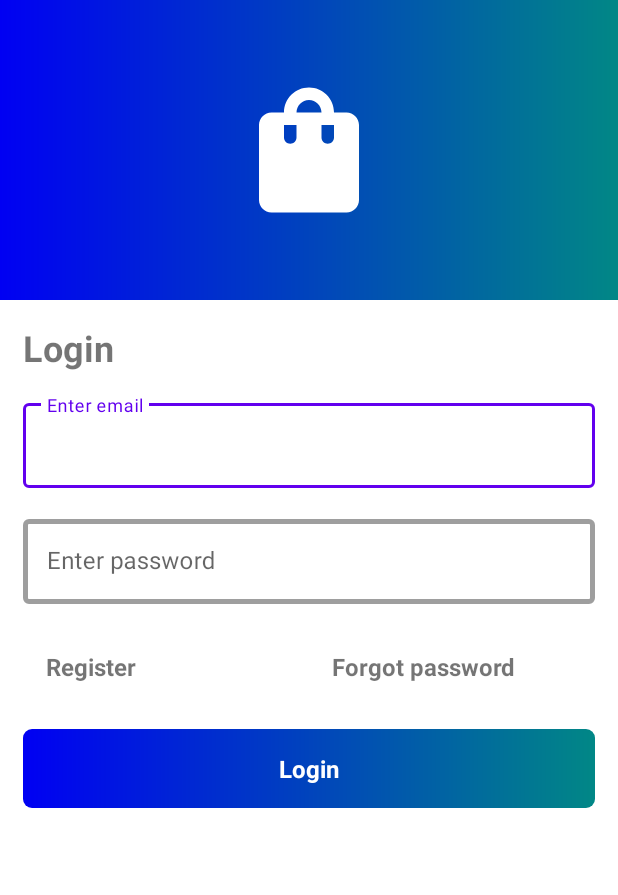
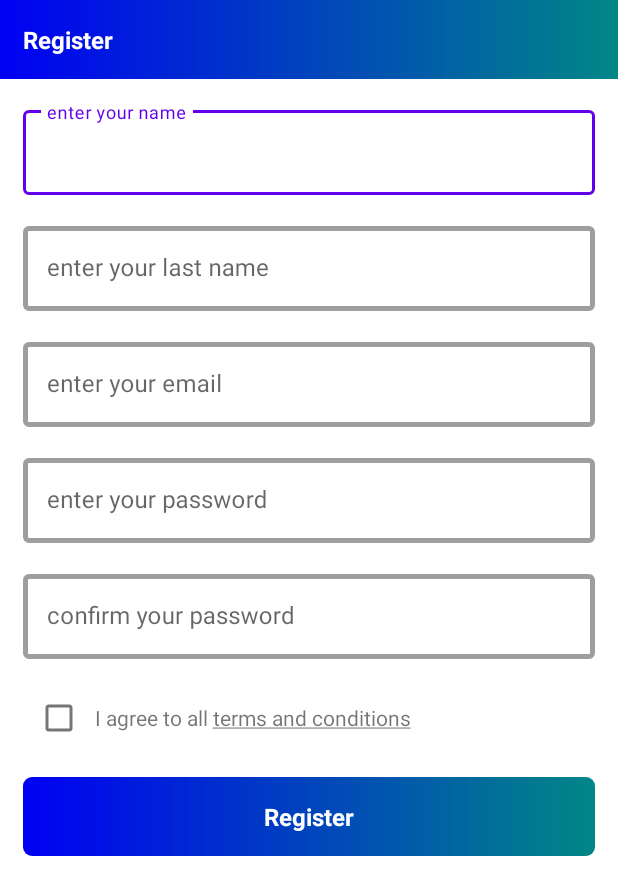
Before and after one commit to aikansh2001yadav/ShopPal, an Android app: the screen it shows after launch (LoginActivity before the commit, RegisterActivity after it), after a tap on "Register", on a phone screen of 412 x 824 dp. Shown: the top 895 px of the screen. Run offline under Robolectric (Android 15) with nearby library versions, the phone set to English and light mode, and no system bars.

Commit message:
Adding RegisterActivity

```diff
--- a/app/src/main/AndroidManifest.xml
+++ b/app/src/main/AndroidManifest.xml
@@ -9,6 +9,10 @@
         android:roundIcon="@mipmap/app_launcher_icon_round"
         android:supportsRtl="true"
         android:theme="@style/Theme.ShopPal">
+        <activity
+            android:name=".activities.RegisterActivity"
+            android:exported="true"
+            android:theme="@style/Theme.MaterialComponents.Light.NoActionBar" />
         <activity
             android:name=".activities.LoginActivity"
             android:exported="true"
--- a/app/src/main/java/com/example/shoppal/activities/LoginActivity.kt
+++ b/app/src/main/java/com/example/shoppal/activities/LoginActivity.kt
@@ -1,11 +1,11 @@
 package com.example.shoppal.activities
 
-import androidx.appcompat.app.AppCompatActivity
+import android.content.Intent
 import android.os.Bundle
 import android.view.View
-import android.widget.Button
 import android.widget.TextView
 import android.widget.Toast
+import androidx.appcompat.app.AppCompatActivity
 import com.example.shoppal.R
 
 class LoginActivity : AppCompatActivity(), View.OnClickListener{
@@ -24,7 +24,7 @@ class LoginActivity : AppCompatActivity(), View.OnClickListener{
                     Toast.makeText(this@LoginActivity, "Hello", Toast.LENGTH_LONG).show()
                 }
                 R.id.text_register -> {
-                    Toast.makeText(this@LoginActivity, "Register", Toast.LENGTH_LONG).show()
+                    startActivity(Intent(this@LoginActivity, RegisterActivity::class.java))
                 }
             }
         }
--- /dev/null
+++ b/app/src/main/java/com/example/shoppal/activities/RegisterActivity.kt
@@ -0,0 +1,12 @@
+package com.example.shoppal.activities
+
+import android.os.Bundle
+import androidx.appcompat.app.AppCompatActivity
+import com.example.shoppal.R
+
+class RegisterActivity : AppCompatActivity() {
+    override fun onCreate(savedInstanceState: Bundle?) {
+        super.onCreate(savedInstanceState)
+        setContentView(R.layout.activity_register)
+    }
+}
--- a/app/src/main/java/com/example/shoppal/activities/SplashActivity.kt
+++ b/app/src/main/java/com/example/shoppal/activities/SplashActivity.kt
@@ -16,6 +16,7 @@ class SplashActivity : AppCompatActivity() {
 
         Timer().schedule(2000) {
             startActivity(Intent(this@SplashActivity, LoginActivity::class.java))
+            finish()
         }
     }
 }
--- a/app/src/main/res/drawable/gradient_color.xml
+++ b/app/src/main/res/drawable/gradient_color.xml
@@ -2,8 +2,9 @@
 <shape xmlns:android="http://schemas.android.com/apk/res/android"
     android:shape="rectangle">
 
-    <gradient android:angle="360"
+    <gradient
+        android:angle="360"
+        android:endColor="@color/teal"
         android:startColor="@color/blue"
-        android:endColor="@color/teal"
-        android:type="linear"/>
+        android:type="linear" />
 </shape>
--- /dev/null
+++ b/app/src/main/res/layout/activity_register.xml
@@ -0,0 +1,165 @@
+<?xml version="1.0" encoding="utf-8"?>
+<androidx.constraintlayout.widget.ConstraintLayout xmlns:android="http://schemas.android.com/apk/res/android"
+    xmlns:app="http://schemas.android.com/apk/res-auto"
+    xmlns:tools="http://schemas.android.com/tools"
+    android:layout_width="match_parent"
+    android:layout_height="match_parent"
+    tools:context=".activities.RegisterActivity">
+
+    <LinearLayout
+        android:id="@+id/header_register"
+        android:layout_width="match_parent"
+        android:layout_height="wrap_content"
+        android:background="@drawable/gradient_color"
+        android:padding="@dimen/layout_header_padding"
+        app:layout_constraintLeft_toLeftOf="parent"
+        app:layout_constraintRight_toRightOf="parent"
+        app:layout_constraintTop_toTopOf="parent">
+
+        <TextView
+            android:layout_width="wrap_content"
+            android:layout_height="wrap_content"
+            android:text="@string/register_text"
+            android:textColor="@color/white"
+            android:textSize="@dimen/text_register_size"
+            android:textStyle="bold" />
+    </LinearLayout>
+
+    <com.google.android.material.textfield.TextInputLayout
+        android:id="@+id/text_register_name"
+        style="@style/Widget.MaterialComponents.TextInputLayout.OutlinedBox"
+        android:layout_width="match_parent"
+        android:layout_height="wrap_content"
+        android:layout_margin="@dimen/margin_text"
+        app:boxStrokeWidth="@dimen/input_stroke_width"
+        app:layout_constraintLeft_toLeftOf="parent"
+        app:layout_constraintRight_toRightOf="parent"
+        app:layout_constraintTop_toBottomOf="@id/header_register">
+
+        <com.google.android.material.textfield.TextInputEditText
+            android:id="@+id/edit_text_register_name"
+            android:layout_width="match_parent"
+            android:layout_height="match_parent"
+            android:hint="@string/register_name_hint"
+            android:inputType="textPersonName" />
+    </com.google.android.material.textfield.TextInputLayout>
+
+    <com.google.android.material.textfield.TextInputLayout
+        android:id="@+id/text_register_last_name"
+        style="@style/Widget.MaterialComponents.TextInputLayout.OutlinedBox"
+        android:layout_width="match_parent"
+        android:layout_height="wrap_content"
+        android:layout_margin="@dimen/margin_text"
+        app:boxStrokeWidth="@dimen/input_stroke_width"
+        app:layout_constraintLeft_toLeftOf="parent"
+        app:layout_constraintRight_toRightOf="parent"
+        app:layout_constraintTop_toBottomOf="@id/text_register_name">
+
+        <com.google.android.material.textfield.TextInputEditText
+            android:id="@+id/edit_text_register_last_name"
+            android:layout_width="match_parent"
+            android:layout_height="match_parent"
+            android:hint="@string/register_last_name"
+            android:inputType="text" />
+    </com.google.android.material.textfield.TextInputLayout>
+
+    <com.google.android.material.textfield.TextInputLayout
+        android:id="@+id/text_register_email"
+        style="@style/Widget.MaterialComponents.TextInputLayout.OutlinedBox"
+        android:layout_width="match_parent"
+        android:layout_height="wrap_content"
+        android:layout_margin="@dimen/margin_text"
+        app:boxStrokeWidth="@dimen/input_stroke_width"
+        app:layout_constraintLeft_toLeftOf="parent"
+        app:layout_constraintRight_toRightOf="parent"
+        app:layout_constraintTop_toBottomOf="@id/text_register_last_name">
+
+        <com.google.android.material.textfield.TextInputEditText
+            android:id="@+id/edit_text_register_email"
+            android:layout_width="match_parent"
+            android:layout_height="match_parent"
+            android:hint="@string/email_hint"
+            android:inputType="textEmailAddress" />
+    </com.google.android.material.textfield.TextInputLayout>
+
+    <com.google.android.material.textfield.TextInputLayout
+        android:id="@+id/text_register_password"
+        style="@style/Widget.MaterialComponents.TextInputLayout.OutlinedBox"
+        android:layout_width="match_parent"
+        android:layout_height="wrap_content"
+        android:layout_margin="@dimen/margin_text"
+        app:boxStrokeWidth="@dimen/input_stroke_width"
+        app:layout_constraintLeft_toLeftOf="parent"
+        app:layout_constraintRight_toRightOf="parent"
+        app:layout_constraintTop_toBottomOf="@id/text_register_email">
+
+        <com.google.android.material.textfield.TextInputEditText
+            android:id="@+id/edit_text_register_password"
+            android:layout_width="match_parent"
+            android:layout_height="match_parent"
+            android:hint="@string/password_hint"
+            android:inputType="textPassword" />
+    </com.google.android.material.textfield.TextInputLayout>
+
+    <com.google.android.material.textfield.TextInputLayout
+        android:id="@+id/text_confirm_password"
+        style="@style/Widget.MaterialComponents.TextInputLayout.OutlinedBox"
+        android:layout_width="match_parent"
+        android:layout_height="wrap_content"
+        android:layout_margin="@dimen/margin_text"
+        app:boxStrokeWidth="@dimen/input_stroke_width"
+        app:layout_constraintLeft_toLeftOf="parent"
+        app:layout_constraintRight_toRightOf="parent"
+        app:layout_constraintTop_toBottomOf="@id/text_register_password">
+
+        <com.google.android.material.textfield.TextInputEditText
+            android:id="@+id/edit_text_confirm_password"
+            android:layout_width="match_parent"
+            android:layout_height="match_parent"
+            android:hint="@string/confirm_password_hint"
+            android:inputType="textPassword" />
+    </com.google.android.material.textfield.TextInputLayout>
+
+    <LinearLayout
+        android:id="@+id/terms_conditions_layout"
+        android:layout_width="match_parent"
+        android:layout_height="wrap_content"
+        android:layout_margin="@dimen/margin_layout"
+        android:orientation="horizontal"
+        app:layout_constraintLeft_toLeftOf="parent"
+        app:layout_constraintRight_toRightOf="parent"
+        app:layout_constraintTop_toBottomOf="@+id/text_confirm_password">
+
+        <CheckBox
+            android:layout_width="wrap_content"
+            android:layout_height="wrap_content" />
+
+        <TextView
+            android:layout_width="wrap_content"
+            android:layout_height="wrap_content"
+            android:text="@string/agree_all_conditions_text" />
+    </LinearLayout>
+
+    <LinearLayout
+        android:id="@+id/btn_register"
+        android:layout_width="match_parent"
+        android:layout_height="wrap_content"
+        android:layout_margin="@dimen/margin_layout"
+        android:background="@drawable/btn_background"
+        android:orientation="vertical"
+        app:layout_constraintLeft_toLeftOf="parent"
+        app:layout_constraintRight_toRightOf="parent"
+        app:layout_constraintTop_toBottomOf="@+id/terms_conditions_layout">
+
+        <TextView
+            android:layout_width="match_parent"
+            android:layout_height="0dp"
+            android:layout_margin="@dimen/margin_layout"
+            android:layout_weight="1"
+            android:text="@string/register_text"
+            android:textAlignment="center"
+            android:textColor="@color/white"
+            android:textSize="@dimen/text_register_size"
+            android:textStyle="bold" />
+    </LinearLayout>
+</androidx.constraintlayout.widget.ConstraintLayout>
--- a/app/src/main/res/values/dimens.xml
+++ b/app/src/main/res/values/dimens.xml
@@ -9,4 +9,5 @@
     <dimen name="margin_layout">15dp</dimen>
     <dimen name="text_register_size">16sp</dimen>
     <dimen name="text_forgot_size">16sp</dimen>
+    <dimen name="layout_header_padding">15dp</dimen>
 </resources>
--- a/app/src/main/res/values/strings.xml
+++ b/app/src/main/res/values/strings.xml
@@ -2,9 +2,14 @@
     <string name="app_name">ShopPal</string>
     <string name="login_text">Login</string>
     <string name="app_logo_description">App logo</string>
-    <string name="email_hint">Enter email</string>
-    <string name="password_hint">Enter password</string>
+    <string name="email_hint">enter your email</string>
+    <string name="password_hint">enter your password</string>
     <string name="forgot_password_text">Forgot password</string>
     <string name="register_text">Register</string>
     <string name="shop_pal_text">Shop Pal</string>
+    <string name="register_name_hint">enter your name</string>
+    <string name="register_last_name">enter your last name</string>
+    <string name="confirm_password_hint">confirm your password</string>
+    <string name="agree_all_conditions_text">I agree to all <u>terms and conditions</u></string>
+    <string name="no_account_text">Don\'t have an account</string>
 </resources>
```
